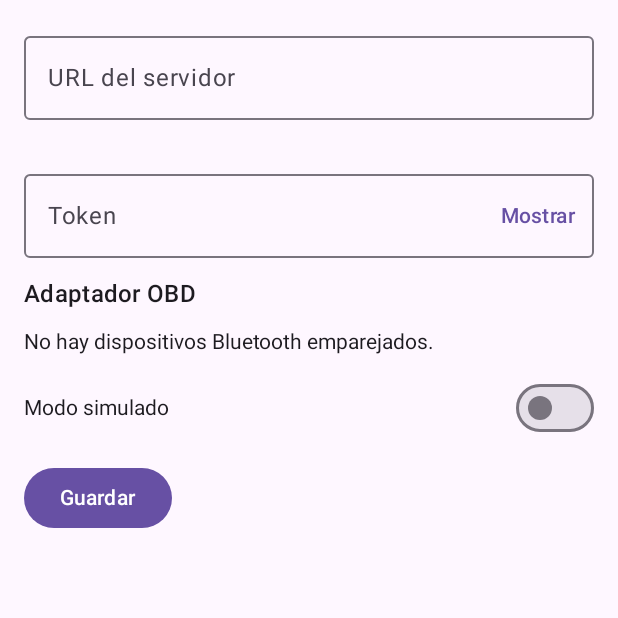
After one commit to vggm/car-tracer, an Android app built with Jetpack Compose: the composable SettingsScreen shown on its own in the app's theme, on a phone screen of 412 x 824 dp, the top half of it. The commit adds this screen. Run offline under Robolectric (Android 15) with nearby library versions, the phone set to English and light mode, and no system bars; our stand-ins replace Room's generated code.

Commit message:
feat: ✨ add status, settings and onboarding screens

```diff
--- /dev/null
+++ b/android/app/src/main/java/dev/lnk/cartrace/ui/SettingsScreen.kt
@@ -0,0 +1,115 @@
+package dev.lnk.cartrace.ui
+
+import android.Manifest
+import android.annotation.SuppressLint
+import android.bluetooth.BluetoothManager
+import android.content.Context
+import android.content.pm.PackageManager
+import androidx.compose.foundation.layout.Arrangement
+import androidx.compose.foundation.layout.Column
+import androidx.compose.foundation.layout.Row
+import androidx.compose.foundation.layout.fillMaxWidth
+import androidx.compose.foundation.layout.padding
+import androidx.compose.foundation.rememberScrollState
+import androidx.compose.foundation.selection.selectable
+import androidx.compose.foundation.verticalScroll
+import androidx.compose.material3.Button
+import androidx.compose.material3.MaterialTheme
+import androidx.compose.material3.OutlinedTextField
+import androidx.compose.material3.RadioButton
+import androidx.compose.material3.Switch
+import androidx.compose.material3.Text
+import androidx.compose.material3.TextButton
+import androidx.compose.runtime.Composable
+import androidx.compose.runtime.getValue
+import androidx.compose.runtime.mutableStateOf
+import androidx.compose.runtime.remember
+import androidx.compose.runtime.setValue
+import androidx.compose.ui.Alignment
+import androidx.compose.ui.Modifier
+import androidx.compose.ui.platform.LocalContext
+import androidx.compose.ui.text.input.PasswordVisualTransformation
+import androidx.compose.ui.text.input.VisualTransformation
+import androidx.compose.ui.unit.dp
+import dev.lnk.cartrace.service.AppGraph
+
+private data class Bonded(val name: String, val address: String)
+
+@SuppressLint("MissingPermission")
+private fun bondedDevices(ctx: Context): List<Bonded>? {
+    if (ctx.checkSelfPermission(Manifest.permission.BLUETOOTH_CONNECT) != PackageManager.PERMISSION_GRANTED) return null
+    val adapter = ctx.getSystemService(BluetoothManager::class.java)?.adapter ?: return emptyList()
+    return try {
+        adapter.bondedDevices.orEmpty().map { Bonded(it.name ?: it.address, it.address) }
+    } catch (e: SecurityException) {
+        null
+    }
+}
+
+@Composable
+fun SettingsScreen() {
+    val ctx = LocalContext.current
+    val settings = remember { AppGraph.get(ctx).settings }
+    var url by remember { mutableStateOf(settings.serverUrl) }
+    var token by remember { mutableStateOf(settings.token) }
+    var showToken by remember { mutableStateOf(false) }
+    var adapter by remember { mutableStateOf(settings.adapterAddress) }
+    var simulated by remember { mutableStateOf(settings.simulated) }
+    var urlError by remember { mutableStateOf(false) }
+    var saved by remember { mutableStateOf(false) }
+    val devices = remember { bondedDevices(ctx) }
+
+    Column(
+        Modifier.verticalScroll(rememberScrollState()).padding(16.dp),
+        verticalArrangement = Arrangement.spacedBy(12.dp),
+    ) {
+        OutlinedTextField(
+            value = url,
+            onValueChange = { url = it; urlError = false; saved = false },
+            label = { Text("URL del servidor") },
+            isError = urlError,
+            supportingText = { if (urlError) Text("La URL debe empezar por https:// o http://") },
+            singleLine = true,
+            modifier = Modifier.fillMaxWidth(),
+        )
+        OutlinedTextField(
+            value = token,
+            onValueChange = { token = it; saved = false },
+            label = { Text("Token") },
+            singleLine = true,
+            visualTransformation = if (showToken) VisualTransformation.None else PasswordVisualTransformation(),
+            trailingIcon = { TextButton(onClick = { showToken = !showToken }) { Text(if (showToken) "Ocultar" else "Mostrar") } },
+            modifier = Modifier.fillMaxWidth(),
+        )
+        Text("Adaptador OBD", style = MaterialTheme.typography.titleMedium)
+        when {
+            devices == null -> Text("Falta el permiso de Bluetooth: concédelo para elegir el adaptador.")
+            devices.isEmpty() -> Text("No hay dispositivos Bluetooth emparejados.")
+            else -> devices.forEach { d ->
+                Row(
+                    Modifier.fillMaxWidth().selectable(selected = adapter == d.address, onClick = { adapter = d.address; saved = false }),
+                    verticalAlignment = Alignment.CenterVertically,
+                ) {
+                    RadioButton(selected = adapter == d.address, onClick = { adapter = d.address; saved = false })
+                    Text("${d.name} (${d.address})")
+                }
+            }
+        }
+        Row(Modifier.fillMaxWidth(), verticalAlignment = Alignment.CenterVertically, horizontalArrangement = Arrangement.SpaceBetween) {
+            Text("Modo simulado")
+            Switch(checked = simulated, onCheckedChange = { simulated = it; saved = false })
+        }
+        Button(onClick = {
+            if (!Formatters.isValidUrl(url)) {
+                urlError = true
+            } else {
+                settings.serverUrl = url.trim()
+                settings.token = token.trim()
+                settings.adapterAddress = adapter
+                settings.simulated = simulated
+                saved = true
+            }
+        }) { Text("Guardar") }
+        if (saved) Text("Guardado")
+    }
+}
```
Also changed, not shown: android/app/src/main/java/dev/lnk/cartrace/MainActivity.kt (+108 -1 lines), android/app/src/main/java/dev/lnk/cartrace/ui/OnboardingScreen.kt (added, +53 -0 lines), android/app/src/main/java/dev/lnk/cartrace/ui/Permissions.kt (added, +48 -0 lines), android/app/src/main/java/dev/lnk/cartrace/ui/StatusScreen.kt (added, +64 -0 lines), 1 other file.
